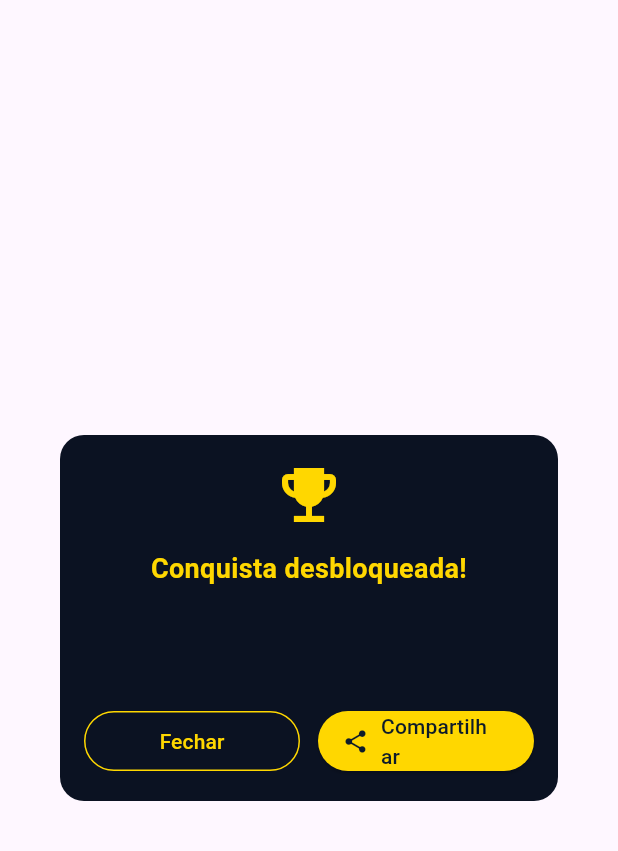
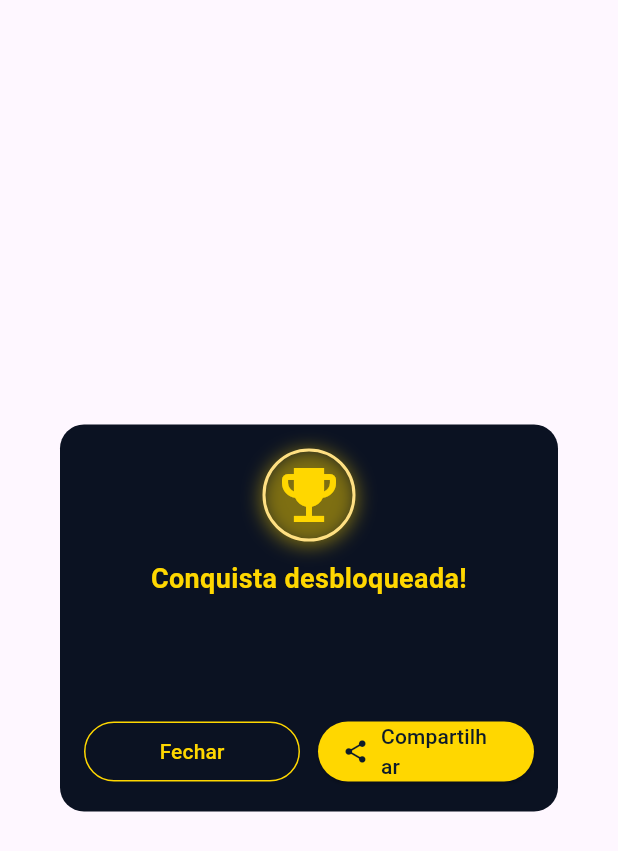
Before and after one commit to felipe-souza91/albumFilmesApp, a Flutter app: the AchievementUnlockedDialog widget shown alone on an empty page, opened directly with empty values, on a phone screen of 412 x 824 dp. Shown: the top 851 px of the screen. Run offline on Flutter 3.47's test engine with Material 3 defaults, Android fonts, the phone set to English and light mode, and no system bars; our stand-ins replace cached_network_image, cloud_firestore, firebase_analytics, firebase_auth, firebase_core, firebase_storage and 7 more; missing offline and left inert: scratcher; accounts and stored records are empty; network calls fail.

```diff
--- a/lib/controllers/achievement_controller.dart
+++ b/lib/controllers/achievement_controller.dart
@@ -48,11 +48,11 @@ class AchievementController {
         'id': 'screen_legend',
         'name': 'Lenda da Tela Grande',
         'description':
-            'Mil filmes assistidos! Você é uma enciclopédia viva do cinema.',
+            'Todos os filmes assistidos! Você é uma enciclopédia viva do cinema.',
         'iconUrl': 'assets/icons/achievements/star.png',
         'category': 'quantity',
         'ruleType': 'count',
-        'ruleValue': 1000,
+        'ruleValue': 563,
         'ruleCriteria': {'type': 'total_movies'},
       },
 
--- a/lib/views/achievements/achievement_unlocked_dialog.dart
+++ b/lib/views/achievements/achievement_unlocked_dialog.dart
@@ -22,33 +22,47 @@ class AchievementUnlockedDialog extends StatelessWidget {
   Widget _buildIcon() {
     final iconUrl = achievement.iconUrl.trim();
 
+    Widget icon;
     if (iconUrl.startsWith('assets/')) {
-      return ClipOval(
-        child: Image.asset(
+      icon = Image.asset(
         iconUrl,
         width: 56,
         height: 56,
         fit: BoxFit.cover,
-          errorBuilder: (_, __, ___) => const Icon(Icons.emoji_events,
-              color: Color(0xFFFFD700), size: 48),
-        ),
+        errorBuilder: (_, __, ___) =>
+            const Icon(Icons.emoji_events, color: Color(0xFFFFD700), size: 48),
       );
-    }
-
-    if (iconUrl.startsWith('http://') || iconUrl.startsWith('https://')) {
-      return ClipOval(
-        child: Image.network(
+    } else if (iconUrl.startsWith('http://') ||
+        iconUrl.startsWith('https://')) {
+      icon = Image.network(
         iconUrl,
         width: 56,
         height: 56,
         fit: BoxFit.cover,
-          errorBuilder: (_, __, ___) => const Icon(Icons.emoji_events,
-              color: Color(0xFFFFD700), size: 48),
-        ),
+        errorBuilder: (_, __, ___) =>
+            const Icon(Icons.emoji_events, color: Color(0xFFFFD700), size: 48),
       );
+    } else {
+      icon = const Icon(Icons.emoji_events, color: Color(0xFFFFD700), size: 48);
     }
 
-    return const Icon(Icons.emoji_events, color: Color(0xFFFFD700), size: 48);
+    return Container(
+      width: 62,
+      height: 62,
+      decoration: BoxDecoration(
+        shape: BoxShape.circle,
+        border: Border.all(color: const Color(0xFFFFE082), width: 2),
+        boxShadow: const [
+          BoxShadow(
+            color: Color.fromARGB(120, 255, 215, 0),
+            blurRadius: 10,
+            spreadRadius: 1,
+            offset: Offset(0, 2),
+          ),
+        ],
+      ),
+      child: ClipOval(child: icon),
+    );
   }
 
   @override
--- a/pubspec.yaml
+++ b/pubspec.yaml
@@ -29,6 +29,8 @@ dependencies:
   google_mobile_ads: ^5.0.0
   shared_preferences: ^2.2.0
   path_provider: ^2.1.4
+  image_picker: ^1.1.2
+  firebase_storage: ^12.3.3
 
 dev_dependencies:
   flutter_test:
```
Also changed, not shown: lib/profile/profile_screen.dart (+54 -6 lines), lib/views/achievements/achievements_screen.dart (+47 -5 lines), pubspec.lock, 1 other file. Lines whose indentation alone changed are shown as unchanged.
